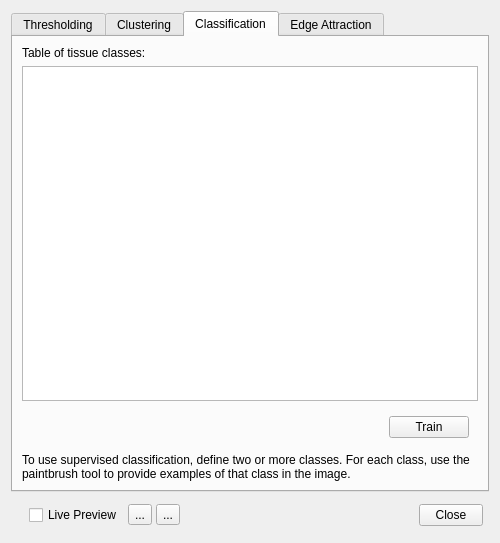
Before: the Qt Designer form GUI/Qt/Windows/SpeedImageDialog.ui in pyushkevich/itksnap, drawn with Qt 5.
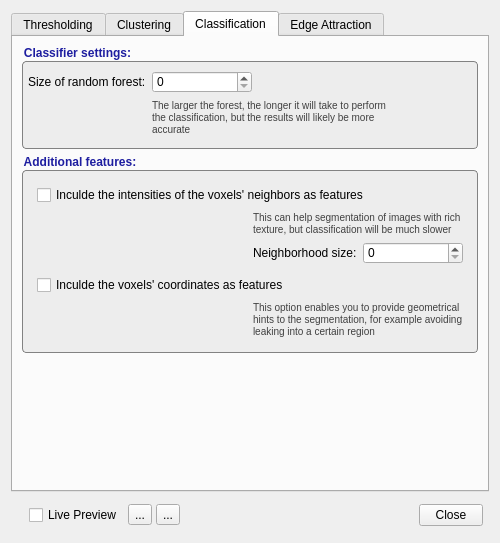
After: the same form once the commit is applied. The open tabs and pages were chosen to show the change. Icons and pictures are not drawn. Custom widgets are drawn as their Qt base class.

Commit message: added patch and coordinate feature options for RF, as well as bias parameter

What changed in the file:
```diff
--- a/GUI/Qt/Windows/SpeedImageDialog.ui
+++ b/GUI/Qt/Windows/SpeedImageDialog.ui
@@ -16,6 +16,26 @@
   <property name="styleSheet">
    <string notr="true">* {
 font-size: 12px;
+}
+
+QGroupBox {
+  background-origin: content;
+  margin-top: 15px;
+  font-weight: bold;
+  font-size: 12px;
+  font-family: helvetica;
+  color: rgb(30,30,160);
+  background-color: rgb(237,237,237);
+  padding: 5px;
+  border-radius: 4px;
+  border: 1px solid rgb(130,130,130);
+}
+QGroupBox:!enabled {
+  color: rgb(108,108,108);
+}
+QGroupBox::title {
+  subcontrol-origin: 	margin;
+  subcontrol-position: top left;
 }</string>
   </property>
   <layout class="QVBoxLayout" name="verticalLayout">
@@ -882,50 +902,244 @@
       </attribute>
       <layout class="QVBoxLayout" name="verticalLayout_9">
        <item>
-        <widget class="QLabel" name="label_18">
-         <property name="text">
-          <string>Table of tissue classes:</string>
+        <widget class="QGroupBox" name="groupBox_2">
+         <property name="title">
+          <string>Classifier settings:</string>
          </property>
+         <layout class="QVBoxLayout" name="verticalLayout_7">
+          <property name="spacing">
+           <number>0</number>
+          </property>
+          <property name="leftMargin">
+           <number>0</number>
+          </property>
+          <property name="topMargin">
+           <number>0</number>
+          </property>
+          <property name="rightMargin">
+           <number>0</number>
+          </property>
+          <property name="bottomMargin">
+           <number>0</number>
+          </property>
+          <item>
+           <widget class="QWidget" name="widget_9" native="true">
+            <layout class="QFormLayout" name="formLayout">
+             <property name="fieldGrowthPolicy">
+              <enum>QFormLayout::FieldsStayAtSizeHint</enum>
+             </property>
+             <property name="leftMargin">
+              <number>0</number>
+             </property>
+             <property name="topMargin">
+              <number>4</number>
+             </property>
+             <property name="rightMargin">
+              <number>0</number>
+             </property>
+             <property name="bottomMargin">
+              <number>4</number>
+             </property>
+             <item row="0" column="0">
+              <widget class="QLabel" name="label_18">
+               <property name="text">
+                <string>Size of random forest:</string>
+               </property>
+              </widget>
+             </item>
+             <item row="0" column="1">
+              <widget class="QSpinBox" name="inClassifierTreeNumber">
+               <property name="minimumSize">
+                <size>
+                 <width>100</width>
+                 <height>0</height>
+                </size>
+               </property>
+              </widget>
+             </item>
+             <item row="1" column="1">
+              <widget class="QLabel" name="label_20">
+               <property name="minimumSize">
+                <size>
+                 <width>250</width>
+                 <height>40</height>
+                </size>
+               </property>
+               <property name="styleSheet">
+                <string notr="true">font-size:10px;
+color: rgb(64, 64, 64);</string>
+               </property>
+               <property name="text">
+                <string>The larger the forest, the longer it will take to perform the classification, but the results will likely be more accurate</string>
+               </property>
+               <property name="alignment">
+                <set>Qt::AlignLeading|Qt::AlignLeft|Qt::AlignTop</set>
+               </property>
+               <property name="wordWrap">
+                <bool>true</bool>
+               </property>
+              </widget>
+             </item>
+            </layout>
+           </widget>
+          </item>
+         </layout>
         </widget>
        </item>
        <item>
-        <widget class="QTableView" name="tableClasses"/>
-       </item>
-       <item>
-        <widget class="QWidget" name="widget_9" native="true">
-         <layout class="QHBoxLayout" name="horizontalLayout_4">
+        <widget class="QGroupBox" name="groupBox">
+         <property name="title">
+          <string>Additional features:</string>
+         </property>
+         <layout class="QVBoxLayout" name="verticalLayout_6">
+          <property name="spacing">
+           <number>0</number>
+          </property>
+          <property name="leftMargin">
+           <number>0</number>
+          </property>
+          <property name="topMargin">
+           <number>0</number>
+          </property>
+          <property name="rightMargin">
+           <number>0</number>
+          </property>
+          <property name="bottomMargin">
+           <number>0</number>
+          </property>
           <item>
-           <spacer name="horizontalSpacer_4">
-            <property name="orientation">
-             <enum>Qt::Horizontal</enum>
-            </property>
-            <property name="sizeHint" stdset="0">
-             <size>
-              <width>40</width>
-              <height>20</height>
-             </size>
-            </property>
-           </spacer>
-          </item>
-          <item>
-           <widget class="QPushButton" name="btnTrain">
-            <property name="text">
-             <string>Train</string>
-            </property>
+           <widget class="QWidget" name="widget_10" native="true">
+            <layout class="QGridLayout" name="gridLayout_3" columnstretch="1,0,0">
+             <item row="6" column="0" colspan="3">
+              <widget class="QCheckBox" name="inClassifyUseCoordinates">
+               <property name="text">
+                <string>Inculde the voxels' coordinates as features</string>
+               </property>
+              </widget>
+             </item>
+             <item row="1" column="1" colspan="2">
+              <widget class="QLabel" name="label_21">
+               <property name="maximumSize">
+                <size>
+                 <width>300</width>
+                 <height>16777215</height>
+                </size>
+               </property>
+               <property name="styleSheet">
+                <string notr="true">font-size:10px;
+color: rgb(64, 64, 64);</string>
+               </property>
+               <property name="text">
+                <string>This can help segmentation of images with rich texture, but classification will be much slower</string>
+               </property>
+               <property name="alignment">
+                <set>Qt::AlignLeading|Qt::AlignLeft|Qt::AlignTop</set>
+               </property>
+               <property name="wordWrap">
+                <bool>true</bool>
+               </property>
+              </widget>
+             </item>
+             <item row="2" column="1" alignment="Qt::AlignRight">
+              <widget class="QLabel" name="label_26">
+               <property name="text">
+                <string>Neighborhood size:</string>
+               </property>
+              </widget>
+             </item>
+             <item row="2" column="2" alignment="Qt::AlignLeft">
+              <widget class="QSpinBox" name="inClassifierPatchSize">
+               <property name="minimumSize">
+                <size>
+                 <width>100</width>
+                 <height>0</height>
+                </size>
+               </property>
+               <property name="toolTip">
+                <string>&lt;html&gt;&lt;head/&gt;&lt;body&gt;&lt;p&gt;The radius of the neighborhood used to produce additional features. When set to 1, the neighborhood size is 3x3x3 voxels. When set to 2, the neighborhood is 5x5x5 voxels, and so on.&lt;/p&gt;&lt;/body&gt;&lt;/html&gt;</string>
+               </property>
+              </widget>
+             </item>
+             <item row="1" column="0">
+              <spacer name="horizontalSpacer_4">
+               <property name="orientation">
+                <enum>Qt::Horizontal</enum>
+               </property>
+               <property name="sizeType">
+                <enum>QSizePolicy::Fixed</enum>
+               </property>
+               <property name="sizeHint" stdset="0">
+                <size>
+                 <width>60</width>
+                 <height>20</height>
+                </size>
+               </property>
+              </spacer>
+             </item>
+             <item row="5" column="1" colspan="2">
+              <spacer name="verticalSpacer_16">
+               <property name="orientation">
+                <enum>Qt::Vertical</enum>
+               </property>
+               <property name="sizeType">
+                <enum>QSizePolicy::Fixed</enum>
+               </property>
+               <property name="sizeHint" stdset="0">
+                <size>
+                 <width>20</width>
+                 <height>5</height>
+                </size>
+               </property>
+              </spacer>
+             </item>
+             <item row="0" column="0" colspan="3">
+              <widget class="QCheckBox" name="inClassifyUsePatch">
+               <property name="text">
+                <string>Inculde the intensities of the voxels' neighbors as features</string>
+               </property>
+              </widget>
+             </item>
+             <item row="7" column="1" colspan="2">
+              <widget class="QLabel" name="label_22">
+               <property name="maximumSize">
+                <size>
+                 <width>300</width>
+                 <height>16777215</height>
+                </size>
+               </property>
+               <property name="styleSheet">
+                <string notr="true">font-size:10px;
+color: rgb(64, 64, 64);</string>
+               </property>
+               <property name="text">
+                <string>This option enables you to provide geometrical hints to the segmentation, for example avoiding leaking into a certain region</string>
+               </property>
+               <property name="alignment">
+                <set>Qt::AlignLeading|Qt::AlignLeft|Qt::AlignTop</set>
+               </property>
+               <property name="wordWrap">
+                <bool>true</bool>
+               </property>
+              </widget>
+             </item>
+            </layout>
            </widget>
           </item>
          </layout>
         </widget>
        </item>
        <item>
-        <widget class="QLabel" name="label_19">
-         <property name="text">
-          <string>&lt;html&gt;&lt;head/&gt;&lt;body&gt;&lt;p&gt;To use supervised classification, define two or more classes. For each class, use the paintbrush tool to provide examples of that class in the image.&lt;/p&gt;&lt;/body&gt;&lt;/html&gt;</string>
+        <spacer name="verticalSpacer_7">
+         <property name="orientation">
+          <enum>Qt::Vertical</enum>
          </property>
-         <property name="wordWrap">
-          <bool>true</bool>
+         <property name="sizeHint" stdset="0">
+          <size>
+           <width>20</width>
+           <height>40</height>
+          </size>
          </property>
-        </widget>
+        </spacer>
        </item>
       </layout>
      </widget>
@@ -1230,11 +1444,6 @@
   </layout>
  </widget>
  <customwidgets>
-  <customwidget>
-   <class>QDoubleSliderWithEditor</class>
-   <extends>QSlider</extends>
-   <header location="global">QDoubleSliderWithEditor.h</header>
-  </customwidget>
   <customwidget>
    <class>QDoubleSlider</class>
    <extends>QSlider</extends>
@@ -1246,6 +1455,11 @@
    <header location="global">QtSimpleOpenGLBox.h</header>
    <container>1</container>
   </customwidget>
+  <customwidget>
+   <class>QDoubleSliderWithEditor</class>
+   <extends>QSlider</extends>
+   <header location="global">QDoubleSliderWithEditor.h</header>
+  </customwidget>
   <customwidget>
    <class>QtVTKRenderWindowBox</class>
    <extends>QWidget</extends>
```
Left out of the diff: 2 changed lines with no effect on the pictures. The commit also changes 13 other files.
